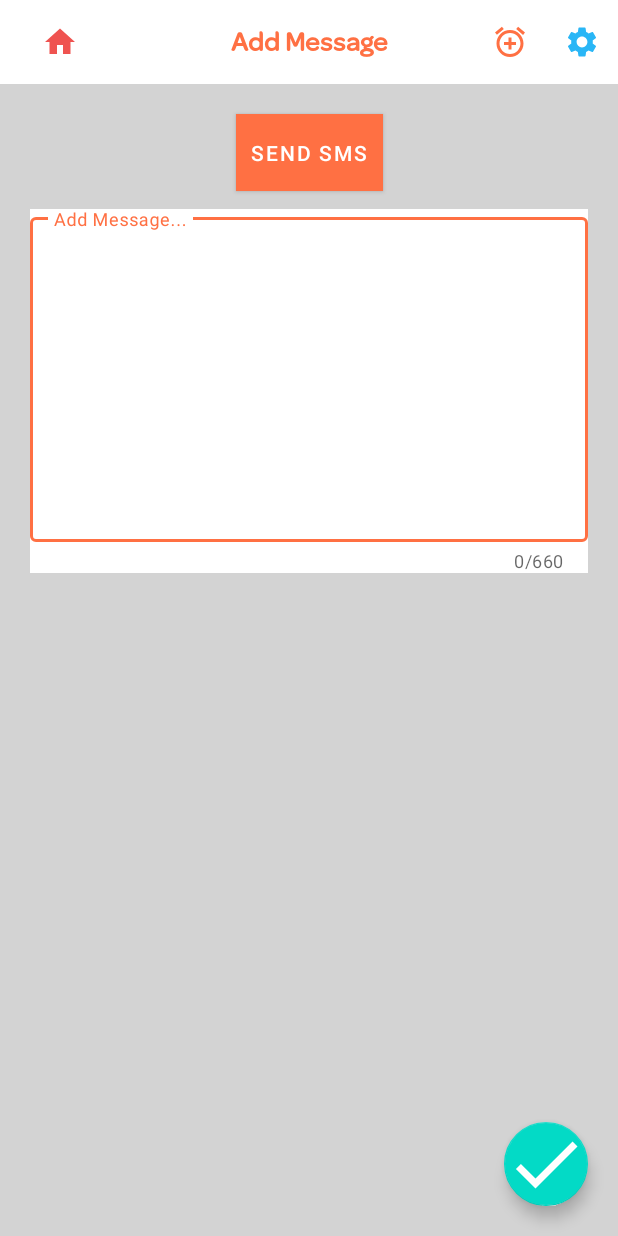
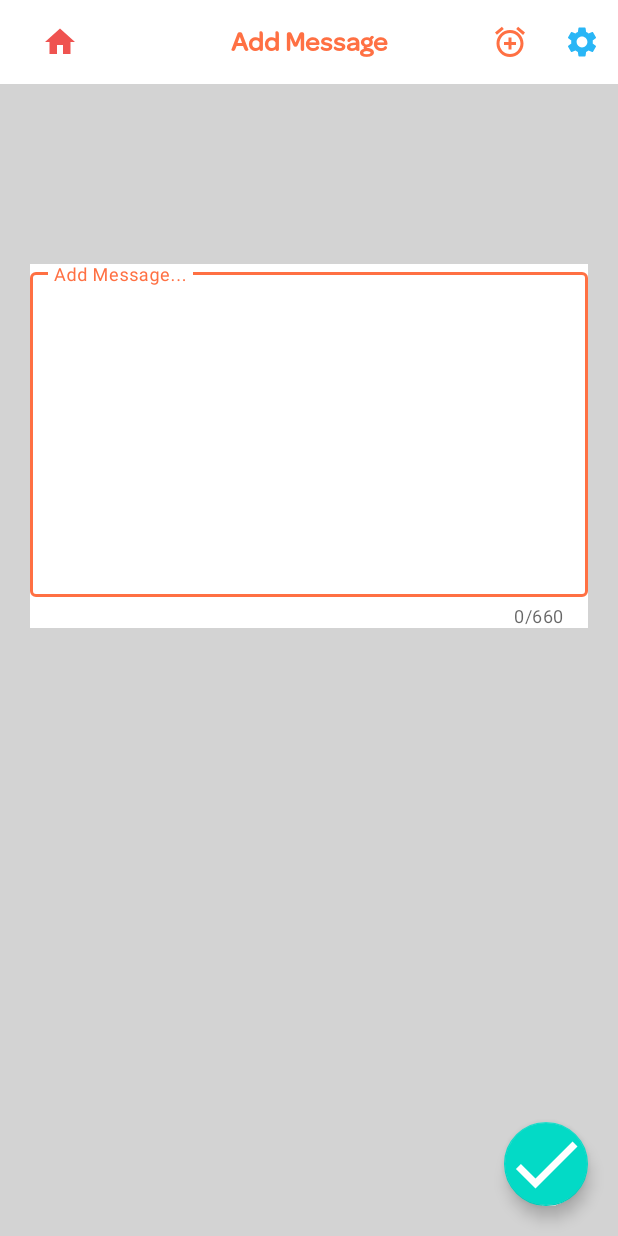
Before and after one commit to nikhilmishra786/AutoSMSSender, an Android app: the AddMessages screen opened directly, with no data from a screen before it, on a phone screen of 412 x 824 dp. Run offline under Robolectric (Android 15) with nearby library versions, the phone set to English and light mode, and no system bars; our stand-ins replace Room's generated code.

```diff
--- a/app/src/main/AndroidManifest.xml
+++ b/app/src/main/AndroidManifest.xml
@@ -51,6 +51,11 @@
                 <action android:name="android.provider.Telephony.SMS_RECEIVED"/>
             </intent-filter>
         </receiver>
+        <receiver android:name=".receiver.SmsReceiver">
+            <intent-filter>
+                <action android:name="android.provider.Telephony.SMS_RECEIVED"/>
+            </intent-filter>
+        </receiver>
     </application>
 
 
--- a/app/src/main/res/layout/activity_add_message.xml
+++ b/app/src/main/res/layout/activity_add_message.xml
@@ -1,7 +1,8 @@
 <?xml version="1.0" encoding="utf-8"?>
 <androidx.constraintlayout.widget.ConstraintLayout xmlns:android="http://schemas.android.com/apk/res/android"
     xmlns:app="http://schemas.android.com/apk/res-auto"
-    android:orientation="vertical"
+        xmlns:tools="http://schemas.android.com/tools"
+        android:orientation="vertical"
     android:layout_width="match_parent"
     android:layout_height="match_parent"
     android:background="@color/LightGrey">
@@ -10,49 +11,33 @@
             android:id="@+id/tool"
             layout="@layout/custom_toolbar" />
 
-    <Button
-        android:id="@+id/btnSendSMS"
-        android:layout_width="wrap_content"
-        android:layout_height="wrap_content"
-        android:layout_marginTop="20dp"
-        android:padding="10dp"
-        app:layout_constraintStart_toStartOf="parent"
-        app:layout_constraintEnd_toEndOf="parent"
-        app:layout_constraintTop_toBottomOf="@id/tool"
-        android:text="Send SMS"
-        android:textSize="14sp"
-        android:background="@color/colorLightPink"
-        android:textColor="@color/white"
-        />
-
 
     <com.google.android.material.textfield.TextInputLayout
             android:id="@+id/tilEnterFeedback"
+            style="@style/LoginEditTextInputLayout"
             android:layout_width="match_parent"
             android:layout_height="0dp"
+            android:layout_marginStart="@dimen/margin_20"
+            android:layout_marginEnd="@dimen/margin_20"
+            android:background="@color/white"
+            android:hint="Add Message..."
+            android:textColor="@color/colorLightPink"
+            android:textColorHint="@color/colorLightPink"
             app:counterEnabled="true"
             app:counterMaxLength="660"
-            android:layout_marginTop="@dimen/margin_12"
-            style="@style/LoginEditTextInputLayout"
-            android:hint="Add Message..."
-            app:layout_goneMarginTop="40dp"
-            android:layout_marginStart="@dimen/margin_20"
-            android:layout_marginEnd="@dimen/margin_20"
+            app:layout_constraintEnd_toEndOf="parent"
             app:layout_constraintStart_toStartOf="parent"
-            app:layout_constraintEnd_toEndOf="parent"
-            android:textColor="@color/colorLightPink"
-            android:textColorHint="@color/colorLightPink"
-            android:layout_marginBottom="@dimen/margin_20"
-            app:layout_constraintTop_toBottomOf="@id/btnSendSMS"
-            android:background="@color/white">
+            app:layout_constraintTop_toBottomOf="@id/tool"
+            android:layout_marginTop="120dp"
+            tools:layout_editor_absoluteY="139dp">
 
         <com.google.android.material.textfield.TextInputEditText
                 android:id="@+id/etEnterMessage"
                 android:layout_width="match_parent"
                 android:layout_height="wrap_content"
                 android:gravity="start|top"
-                android:minLines="10"
-                android:maxLines="20"/>
+                android:maxLines="20"
+                android:minLines="10" />
 
     </com.google.android.material.textfield.TextInputLayout>
 
--- a/app/src/main/res/values/colors.xml
+++ b/app/src/main/res/values/colors.xml
@@ -1,7 +1,7 @@
 <?xml version="1.0" encoding="utf-8"?>
 <resources>
     <color name="colorPrimary">#FF7043</color>
-    <color name="colorPrimaryDark">#F4511E</color>
+    <color name="colorPrimaryDark">#E65100</color>
     <color name="colorAccent">#D81B60</color>
 
     <color name="colorTeal">#4DB6AC</color>
@@ -17,7 +17,7 @@
     <color name="darkOrange">#F4511E</color>
     <color name="red">#EF5350</color>
     <color name="favRedColor">#FF2242</color>
-    <color name="lightYellow">#FFA726</color>
+    <color name="lightYellow">#FFCA28</color>
     <color name="lightBlue">#29B6F6</color>
     <color name="darkBlue">#1E88E5</color>
     <color name="lightGrey">#EBE6E6</color>
```
Also changed, not shown: app/src/main/java/com/infomantri/autosms/send/activity/AddMessages.kt (+0 -15 lines).
